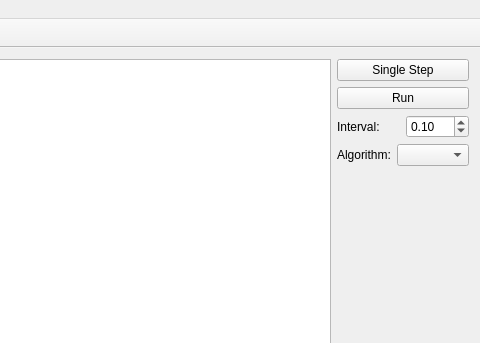
First picture: the form in diplomka/gui/mainwindow.ui, repository Oxyd/master-thesis, before the edit; both pictures show x 420 to 900 and y 0 to 343 of the 900 by 800 pixel window.
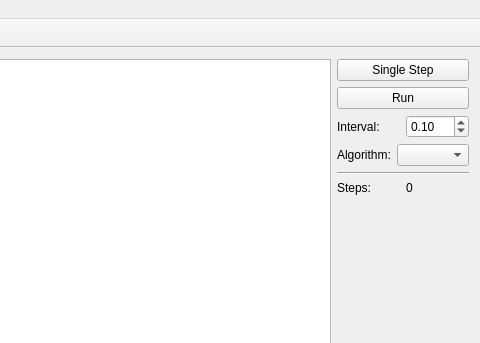
Second picture: the form after the edit.

Commit message: Display number of steps taken

```diff
--- a/diplomka/gui/mainwindow.ui
+++ b/diplomka/gui/mainwindow.ui
@@ -84,6 +84,31 @@
           </item>
          </layout>
         </item>
+        <item>
+         <widget class="Line" name="line">
+          <property name="orientation">
+           <enum>Qt::Horizontal</enum>
+          </property>
+         </widget>
+        </item>
+        <item>
+         <layout class="QHBoxLayout" name="horizontalLayout_5">
+          <item>
+           <widget class="QLabel" name="label_4">
+            <property name="text">
+             <string>Steps:</string>
+            </property>
+           </widget>
+          </item>
+          <item>
+           <widget class="QLabel" name="steps_label">
+            <property name="text">
+             <string>0</string>
+            </property>
+           </widget>
+          </item>
+         </layout>
+        </item>
         <item>
          <spacer name="verticalSpacer">
           <property name="orientation">
```
The commit also changes 1 other file.
